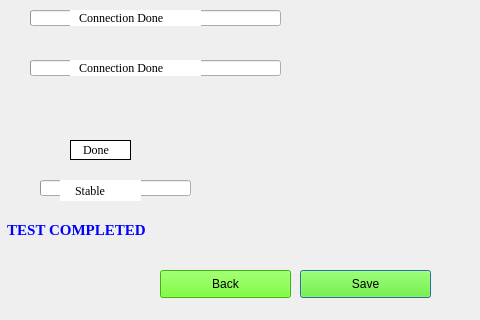
Before: the Qt Designer form secondDialog.ui in maharaja1510/UI, drawn with Qt 5; both pictures show x 320 to 800 and y 160 to 480 of the 800 by 480 pixel window.
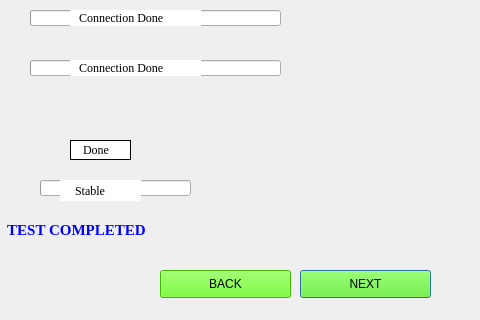
After: the same form once the commit is applied.

What changed in the file:
```diff
--- a/secondDialog.ui
+++ b/secondDialog.ui
@@ -56,7 +56,7 @@
     <string notr="true">background-color: rgb(85, 255, 0);</string>
    </property>
    <property name="text">
-    <string>Save</string>
+    <string>NEXT</string>
    </property>
    <property name="checkable">
     <bool>false</bool>
@@ -78,7 +78,7 @@
     <string notr="true">background-color: rgb(85, 255, 0);</string>
    </property>
    <property name="text">
-    <string>Back</string>
+    <string>BACK</string>
    </property>
    <property name="checkable">
     <bool>false</bool>
```
Left out of the diff: 4 changed lines with no effect on the pictures.
